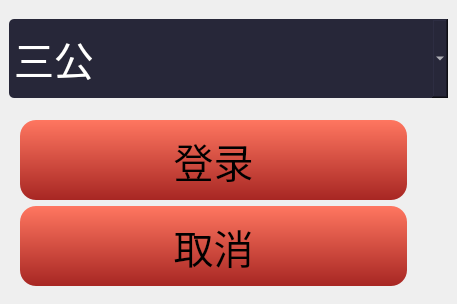
Qt form ThreeMan/login.ui (QPKJEDL/deskgame) before a commit.
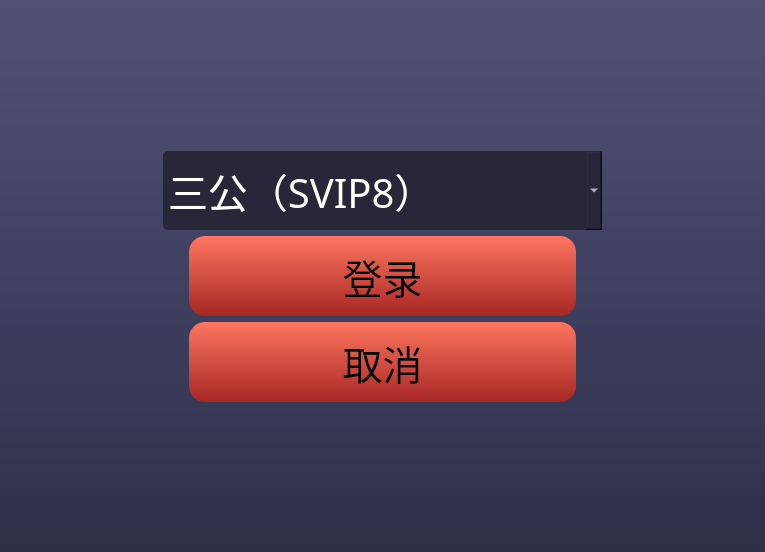
The same form after that commit.

```diff
--- a/ThreeMan/login.ui
+++ b/ThreeMan/login.ui
@@ -6,57 +6,47 @@
    <rect>
     <x>0</x>
     <y>0</y>
-    <width>457</width>
-    <height>304</height>
+    <width>765</width>
+    <height>552</height>
    </rect>
   </property>
   <property name="windowTitle">
    <string>Form</string>
   </property>
-  <widget class="QPushButton" name="pu_cancel">
-   <property name="geometry">
-    <rect>
-     <x>20</x>
-     <y>206</y>
-     <width>387</width>
-     <height>80</height>
-    </rect>
-   </property>
-   <property name="minimumSize">
-    <size>
-     <width>387</width>
-     <height>80</height>
-    </size>
-   </property>
-   <property name="font">
-    <font>
-     <family>微软雅黑</family>
-     <pointsize>30</pointsize>
-    </font>
-   </property>
    <property name="styleSheet">
-    <string notr="true">QPushButton{background-color:qlineargradient(spread:pad, x1:1, y1:1, x2:1, y2:0, stop:0 rgba(167, 38, 35, 255), stop:1 rgba(255, 118, 96, 255));
-box-shadow:0px 2px 9px 0px rgba(0, 0, 0, 0.77);
-border-radius:16px;}
-QPushButton::pressed{
-background-color: qlineargradient(spread:pad, x1:1, y1:1, x2:1, y2:0, stop:0 rgba(255, 118, 96, 255), stop:1 rgba(167, 38, 35, 255));
-box-shadow:0px 2px 9px 0px rgba(0, 0, 0, 0.77);
-border-radius:16px;
-}</string>
-   </property>
-   <property name="text">
-    <string>取消</string>
-   </property>
-  </widget>
+   <string notr="true">background-color: qlineargradient(spread:pad, x1:0, y1:0, x2:0, y2:1, stop:0 rgba(81, 81, 118, 255), stop:1 rgba(46, 48, 74, 255));</string>
+  </property>
+  <layout class="QVBoxLayout" name="verticalLayout">
+   <item>
+    <spacer name="verticalSpacer">
+     <property name="orientation">
+      <enum>Qt::Vertical</enum>
+     </property>
+     <property name="sizeHint" stdset="0">
+      <size>
+       <width>20</width>
+       <height>130</height>
+      </size>
+     </property>
+    </spacer>
+   </item>
+   <item>
+    <layout class="QHBoxLayout" name="horizontalLayout_2">
+     <item>
+      <spacer name="horizontalSpacer">
+       <property name="orientation">
+        <enum>Qt::Horizontal</enum>
+       </property>
+       <property name="sizeHint" stdset="0">
+        <size>
+         <width>40</width>
+         <height>20</height>
+        </size>
+       </property>
+      </spacer>
+     </item>
+     <item>
   <widget class="QComboBox" name="comboBox">
-   <property name="geometry">
-    <rect>
-     <x>9</x>
-     <y>19</y>
-     <width>439</width>
-     <height>79</height>
-    </rect>
-   </property>
    <property name="minimumSize">
     <size>
      <width>439</width>
@@ -76,19 +66,43 @@
    </property>
    <item>
     <property name="text">
-     <string>三公</string>
+         <string>三公（SVIP8）</string>
     </property>
    </item>
   </widget>
+     </item>
+     <item>
+      <spacer name="horizontalSpacer_2">
+       <property name="orientation">
+        <enum>Qt::Horizontal</enum>
+       </property>
+       <property name="sizeHint" stdset="0">
+        <size>
+         <width>40</width>
+         <height>20</height>
+        </size>
+       </property>
+      </spacer>
+     </item>
+    </layout>
+   </item>
+   <item>
+    <layout class="QHBoxLayout" name="horizontalLayout">
+     <item>
+      <spacer name="horizontalSpacer_3">
+       <property name="orientation">
+        <enum>Qt::Horizontal</enum>
+       </property>
+       <property name="sizeHint" stdset="0">
+        <size>
+         <width>40</width>
+         <height>20</height>
+        </size>
+       </property>
+      </spacer>
+     </item>
+     <item>
   <widget class="QPushButton" name="pu_enter">
-   <property name="geometry">
-    <rect>
-     <x>20</x>
-     <y>120</y>
-     <width>387</width>
-     <height>80</height>
-    </rect>
-   </property>
    <property name="minimumSize">
     <size>
      <width>387</width>
@@ -114,7 +128,99 @@
    <property name="text">
     <string>登录</string>
    </property>
-  </widget>
+       <property name="shortcut">
+        <string>Enter</string>
+       </property>
+      </widget>
+     </item>
+     <item>
+      <spacer name="horizontalSpacer_4">
+       <property name="orientation">
+        <enum>Qt::Horizontal</enum>
+       </property>
+       <property name="sizeHint" stdset="0">
+        <size>
+         <width>40</width>
+         <height>20</height>
+        </size>
+       </property>
+      </spacer>
+     </item>
+    </layout>
+   </item>
+   <item>
+    <layout class="QHBoxLayout" name="horizontalLayout_3">
+     <item>
+      <spacer name="horizontalSpacer_5">
+       <property name="orientation">
+        <enum>Qt::Horizontal</enum>
+       </property>
+       <property name="sizeHint" stdset="0">
+        <size>
+         <width>40</width>
+         <height>20</height>
+        </size>
+       </property>
+      </spacer>
+     </item>
+     <item>
+      <widget class="QPushButton" name="pu_cancel">
+       <property name="minimumSize">
+        <size>
+         <width>387</width>
+         <height>80</height>
+        </size>
+       </property>
+       <property name="font">
+        <font>
+         <family>微软雅黑</family>
+         <pointsize>30</pointsize>
+        </font>
+       </property>
+       <property name="styleSheet">
+        <string notr="true">QPushButton{background-color:qlineargradient(spread:pad, x1:1, y1:1, x2:1, y2:0, stop:0 rgba(167, 38, 35, 255), stop:1 rgba(255, 118, 96, 255));
+box-shadow:0px 2px 9px 0px rgba(0, 0, 0, 0.77);
+border-radius:16px;}
+QPushButton::pressed{
+background-color: qlineargradient(spread:pad, x1:1, y1:1, x2:1, y2:0, stop:0 rgba(255, 118, 96, 255), stop:1 rgba(167, 38, 35, 255));
+box-shadow:0px 2px 9px 0px rgba(0, 0, 0, 0.77);
+border-radius:16px;
+}</string>
+       </property>
+       <property name="text">
+        <string>取消</string>
+       </property>
+      </widget>
+     </item>
+     <item>
+      <spacer name="horizontalSpacer_6">
+       <property name="orientation">
+        <enum>Qt::Horizontal</enum>
+       </property>
+       <property name="sizeHint" stdset="0">
+        <size>
+         <width>40</width>
+         <height>20</height>
+        </size>
+       </property>
+      </spacer>
+     </item>
+    </layout>
+   </item>
+   <item>
+    <spacer name="verticalSpacer_2">
+     <property name="orientation">
+      <enum>Qt::Vertical</enum>
+     </property>
+     <property name="sizeHint" stdset="0">
+      <size>
+       <width>20</width>
+       <height>129</height>
+      </size>
+     </property>
+    </spacer>
+   </item>
+  </layout>
  </widget>
  <resources/>
  <connections/>
```
Lines whose indentation alone changed are shown as unchanged.
